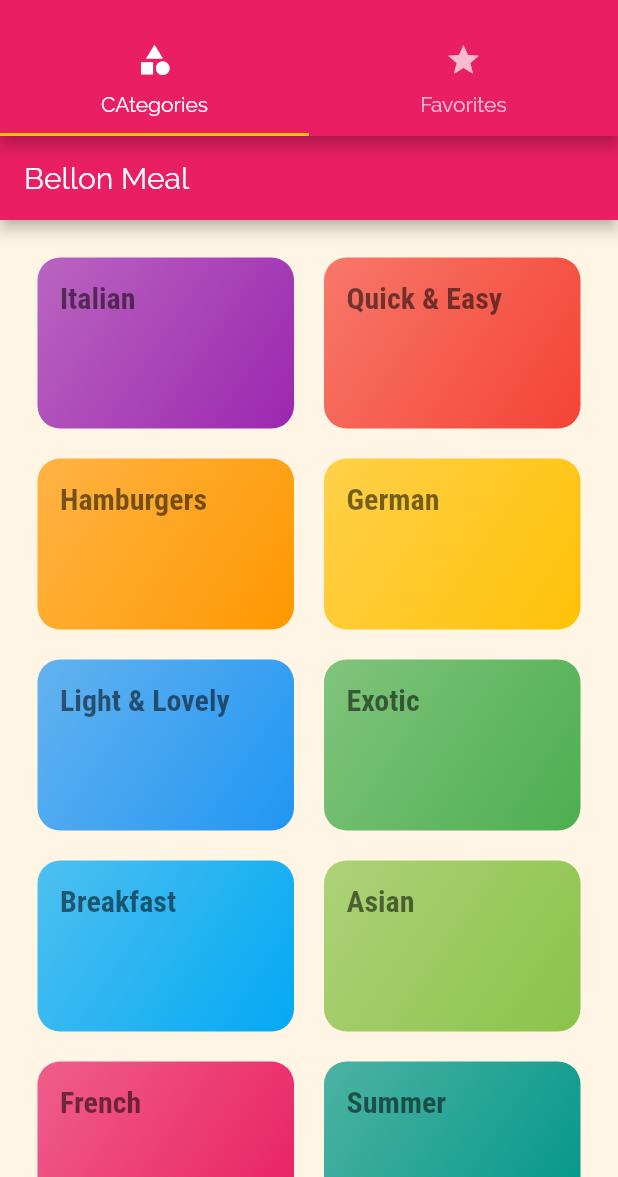
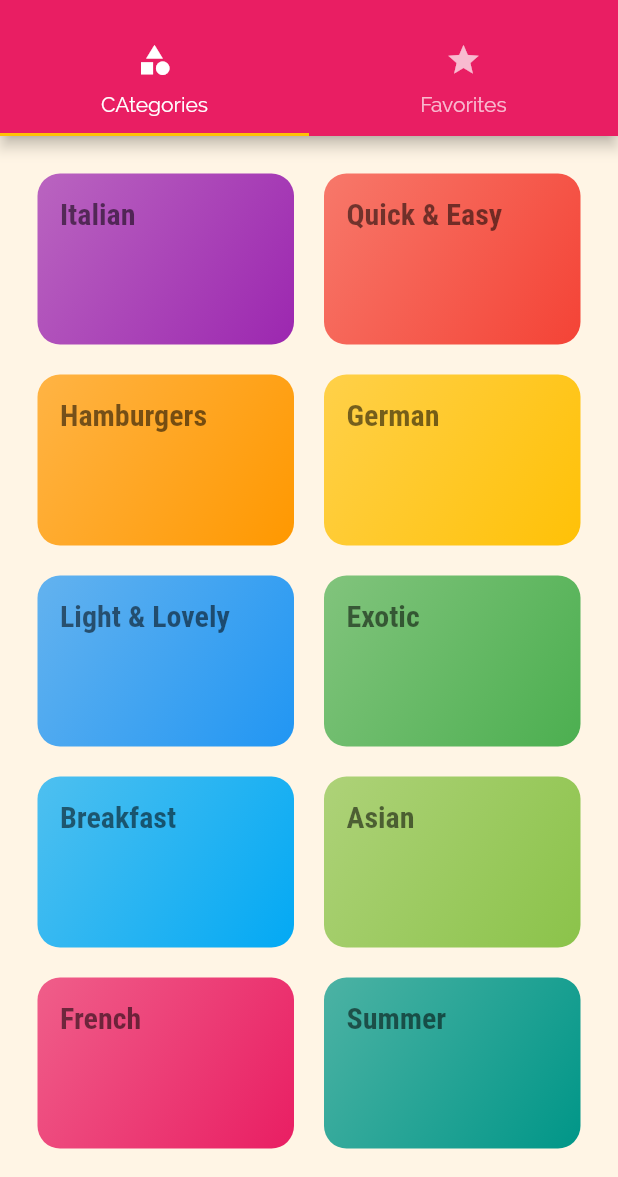
Before and after one commit to kipkoechke/Meals-App, a Flutter app: the screen it shows after launch, on a phone screen of 412 x 824 dp, the part 59-1236 px from its top. Run offline on Flutter 3.47's test engine with Material 2 defaults, Android fonts, the phone set to English and light mode, and no system bars.

Commit message:
Removed the app bar

```diff
--- a/lib/screens/categories_screen.dart
+++ b/lib/screens/categories_screen.dart
@@ -7,11 +7,7 @@ class CategoriesScreen extends StatelessWidget {
 
   @override
   Widget build(BuildContext context) {
-    return Scaffold(
-      appBar: AppBar(
-        title: const Text('Bellon Meal'),
-      ),
-      body: GridView(
+    return GridView(
         padding: const EdgeInsets.all(25),
         gridDelegate: const SliverGridDelegateWithMaxCrossAxisExtent(
           maxCrossAxisExtent: 200.0,
@@ -24,8 +20,7 @@ class CategoriesScreen extends StatelessWidget {
               (categoryData) => CategoryItem(
                   categoryData.id, categoryData.title, categoryData.color),
             )
-            .toList(),
-      ),
+          .toList(),
     );
   }
 }
```
